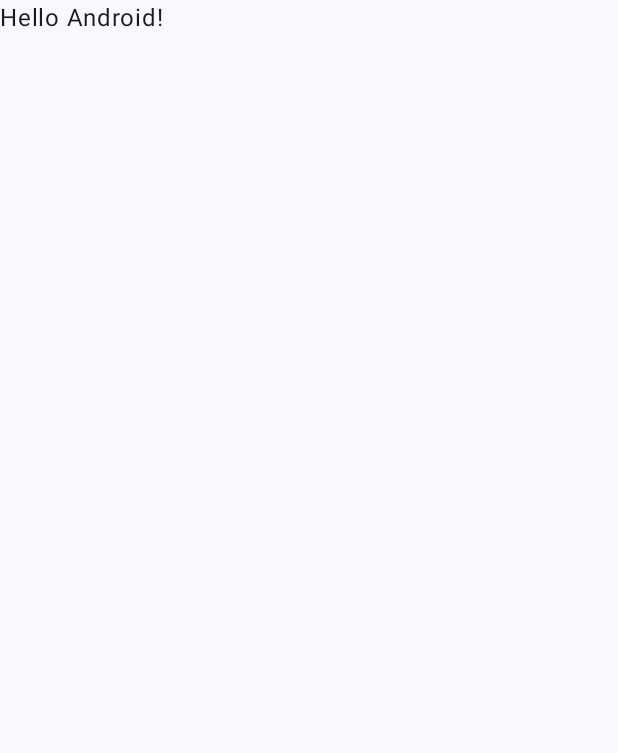
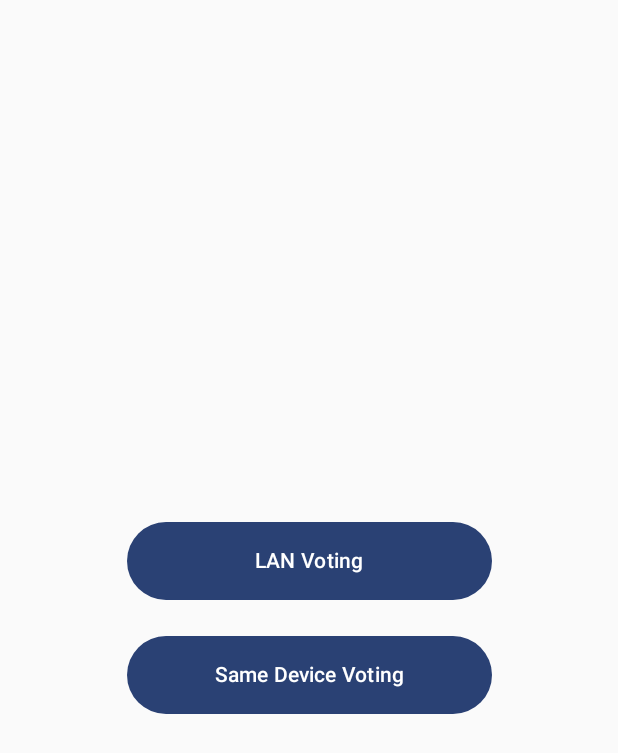
Before and after one commit to theonlytruealex/voting_app, an Android app built with Jetpack Compose: the screen it shows after launch (MainActivity), on a phone screen of 412 x 824 dp. Before the commit the part shown is almost empty. Shown: the top 753 px of the screen. Run offline under Robolectric (Android 15) with nearby library versions, the phone set to English and light mode, and no system bars.

Commit message:
started screens

```diff
--- a/app/build.gradle.kts
+++ b/app/build.gradle.kts
@@ -42,6 +42,7 @@ android {
 dependencies {
 
     implementation(libs.androidx.core.ktx)
+    implementation("androidx.navigation:navigation-compose:2.9.4")
     implementation(libs.androidx.lifecycle.runtime.ktx)
     implementation(libs.androidx.activity.compose)
     implementation(platform(libs.androidx.compose.bom))
--- a/app/src/main/java/com/tapii/voting_app/MainActivity.kt
+++ b/app/src/main/java/com/tapii/voting_app/MainActivity.kt
@@ -1,16 +1,21 @@
 package com.tapii.voting_app
 
+import android.net.Uri
 import android.os.Bundle
 import androidx.activity.ComponentActivity
 import androidx.activity.compose.setContent
 import androidx.activity.enableEdgeToEdge
-import androidx.compose.foundation.layout.fillMaxSize
-import androidx.compose.foundation.layout.padding
-import androidx.compose.material3.Scaffold
-import androidx.compose.material3.Text
-import androidx.compose.runtime.Composable
+import androidx.compose.foundation.layout.*
+import androidx.compose.material3.*
+import androidx.compose.runtime.*
+import androidx.compose.ui.Alignment
 import androidx.compose.ui.Modifier
-import androidx.compose.ui.tooling.preview.Preview
+import androidx.compose.ui.unit.dp
+import androidx.navigation.NavType
+import androidx.navigation.compose.NavHost
+import androidx.navigation.compose.composable
+import androidx.navigation.compose.rememberNavController
+import androidx.navigation.navArgument
 import com.tapii.voting_app.ui.theme.Voting_appTheme
 
 class MainActivity : ComponentActivity() {
@@ -19,11 +24,35 @@ class MainActivity : ComponentActivity() {
         enableEdgeToEdge()
         setContent {
             Voting_appTheme {
-                Scaffold(modifier = Modifier.fillMaxSize()) { innerPadding ->
-                    Greeting(
-                        name = "Android",
-                        modifier = Modifier.padding(innerPadding)
-                    )
+                val navController = rememberNavController()
+                NavHost(navController = navController, startDestination = "main") {
+                    composable("main") {
+                        TwoButtonsScreen { selected ->
+                            navController.navigate("second/${Uri.encode(selected)}")
+                        }
+                    }
+                    composable(
+                        "second/{firstOption}",
+                        arguments = listOf(navArgument("firstOption") { type = NavType.StringType })
+                    ) { backStack ->
+                        val firstOption = backStack.arguments?.getString("firstOption") ?: ""
+                        SetVotingParams(firstOption) { f, n, t ->
+                            navController.navigate("third/${Uri.encode(f)}/$n/${Uri.encode(t)}")
+                        }
+                    }
+                    composable(
+                        "third/{firstOption}/{number}/{text}",
+                        arguments = listOf(
+                            navArgument("firstOption") { type = NavType.StringType },
+                            navArgument("number") { type = NavType.IntType },
+                            navArgument("text") { type = NavType.StringType }
+                        )
+                    ) { backStack ->
+                        val first = backStack.arguments?.getString("firstOption") ?: ""
+                        val number = backStack.arguments?.getString("number")?.toIntOrNull() ?: 0
+                        val text = backStack.arguments?.getString("text") ?: ""
+                        VotingStart(first, number, text)
+                    }
                 }
             }
         }
@@ -31,17 +60,110 @@ class MainActivity : ComponentActivity() {
 }
 
 @Composable
-fun Greeting(name: String, modifier: Modifier = Modifier) {
-    Text(
-        text = "Hello $name!",
-        modifier = modifier
-    )
+fun TwoButtonsScreen(onContinue: (String) -> Unit) {
+    var expanded by remember { mutableStateOf(false) }
+    var selectedOption by remember { mutableStateOf<String?>(null) }
+
+    Box(modifier = Modifier.fillMaxSize(), contentAlignment = Alignment.Center) {
+        Column(
+            horizontalAlignment = Alignment.CenterHorizontally,
+            verticalArrangement = Arrangement.spacedBy(24.dp),
+            modifier = Modifier.padding(horizontal = 32.dp)
+        ) {
+            Button(onClick = { println("To be Decided") }, modifier = Modifier.fillMaxWidth(0.7f)) {
+                Text("LAN Voting", modifier = Modifier.padding(vertical = 8.dp))
+            }
+
+            Box {
+                Button(onClick = { expanded = true }, modifier = Modifier.fillMaxWidth(0.7f)) {
+                    Text("Same Device Voting", modifier = Modifier.padding(vertical = 8.dp))
+                }
+
+                DropdownMenu(
+                    expanded = expanded,
+                    onDismissRequest = { expanded = false },
+                    modifier = Modifier.fillMaxWidth(0.7f)
+                ) {
+                    listOf("Option 1", "Option 2", "Option 3").forEach { option ->
+                        DropdownMenuItem(
+                            text = { Text(option) },
+                            onClick = {
+                                selectedOption = option
+                                expanded = false
+                            }
+                        )
+                    }
+                }
+            }
+
+            if (selectedOption != null) {
+                Button(onClick = { onContinue(selectedOption!!) }, modifier = Modifier.fillMaxWidth(0.6f)) {
+                    Text("Continue ➡")
+                }
+            }
+        }
+    }
 }
 
-@Preview(showBackground = true)
 @Composable
-fun GreetingPreview() {
-    Voting_appTheme {
-        Greeting("Android")
+fun SetVotingParams(firstOption: String, onNext: (String, Int, String) -> Unit) {
+    var expanded by remember { mutableStateOf(false) }
+    var selectedNumber by remember { mutableStateOf<Int?>(null) }
+    var text by remember { mutableStateOf("") }
+
+    Box(modifier = Modifier.fillMaxSize(), contentAlignment = Alignment.Center) {
+        Column(
+            verticalArrangement = Arrangement.spacedBy(24.dp),
+            horizontalAlignment = Alignment.CenterHorizontally,
+            modifier = Modifier.fillMaxWidth().padding(horizontal = 32.dp)
+        ) {
+            Box {
+                Button(onClick = { expanded = true }, modifier = Modifier.fillMaxWidth(0.7f)) {
+                    Text(if (selectedNumber != null) selectedNumber.toString() else "Choose a number")
+                }
+                DropdownMenu(
+                    expanded = expanded,
+                    onDismissRequest = { expanded = false },
+                    modifier = Modifier.fillMaxWidth(0.7f)
+                ) {
+                    (2..20).forEach { n ->
+                        DropdownMenuItem(
+                            text = { Text(n.toString()) },
+                            onClick = {
+                                selectedNumber = n
+                                expanded = false
+                            }
+                        )
+                    }
+                }
+            }
+
+            OutlinedTextField(
+                value = text,
+                onValueChange = { text = it },
+                label = { Text("Enter text") },
+                modifier = Modifier.fillMaxWidth(0.7f)
+            )
+
+            if (selectedNumber != null && text.isNotBlank()) {
+                Button(
+                    onClick = { onNext(firstOption, selectedNumber!!, text) },
+                    modifier = Modifier.fillMaxWidth(0.6f)
+                ) {
+                    Text("Next ➡")
+                }
+            }
+        }
     }
 }
+
+@Composable
+fun VotingStart(firstOption: String, number: Int, text: String) {
+    Box(modifier = Modifier.fillMaxSize(), contentAlignment = Alignment.Center) {
+        Column(horizontalAlignment = Alignment.CenterHorizontally, verticalArrangement = Arrangement.spacedBy(16.dp)) {
+            Text("First screen choice: $firstOption")
+            Text("Number: $number")
+            Text("Text: $text")
+        }
+    }
+}
```
